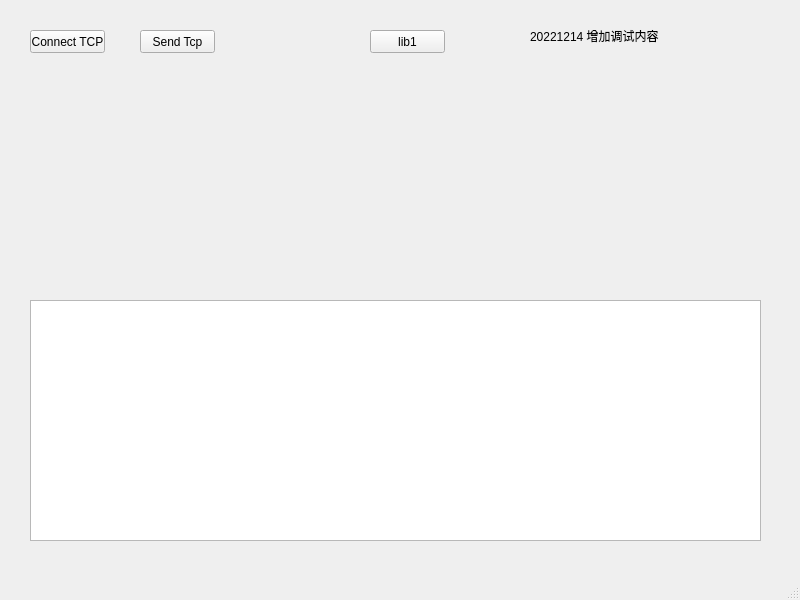
Old version of the form ProjectGlory/ui/mainwindow.ui in the repository cxy510/VscodeQt.
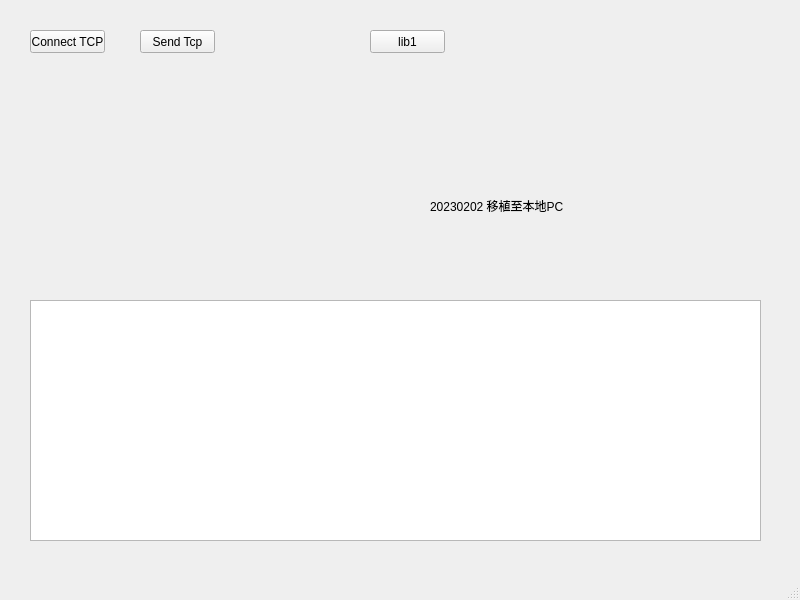
New version of the form.

Commit message: 移植本地编译通过

Patch:
```diff
--- a/ProjectGlory/ui/mainwindow.ui
+++ b/ProjectGlory/ui/mainwindow.ui
@@ -17,14 +17,14 @@
    <widget class="QLabel" name="label">
     <property name="geometry">
      <rect>
-      <x>530</x>
-      <y>20</y>
+      <x>430</x>
+      <y>190</y>
       <width>141</width>
       <height>31</height>
      </rect>
     </property>
     <property name="text">
-     <string>20221214 增加调试内容</string>
+     <string>20230202 移植至本地PC</string>
     </property>
    </widget>
    <widget class="QPushButton" name="btn_lib1">
```
The commit also changes 2 other files.
